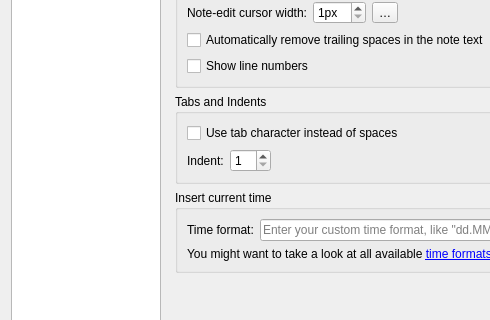
pbek/QOwnNotes, file src/dialogs/settingsdialog.ui: the form before one commit; both pictures show x 0 to 490 and y 313 to 633 of the 900 by 1152 pixel window.
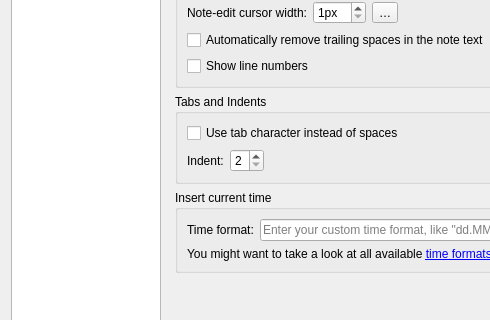
The form after the commit. The open tabs and pages were chosen to show the change. Icons and pictures are not drawn. Custom widgets are drawn as their Qt base class.

Commit message: #2744 settings: limit indent spaces between 2 and 5

What changed in the file:
```diff
--- a/src/dialogs/settingsdialog.ui
+++ b/src/dialogs/settingsdialog.ui
@@ -5453,7 +5453,10 @@
                   <item row="1" column="1">
                    <widget class="QSpinBox" name="indentSizeSpinBox">
                     <property name="minimum">
-                     <number>1</number>
+                     <number>2</number>
+                    </property>
+                    <property name="maximum">
+                     <number>5</number>
                     </property>
                    </widget>
                   </item>
```
The commit also changes 1 other file.
